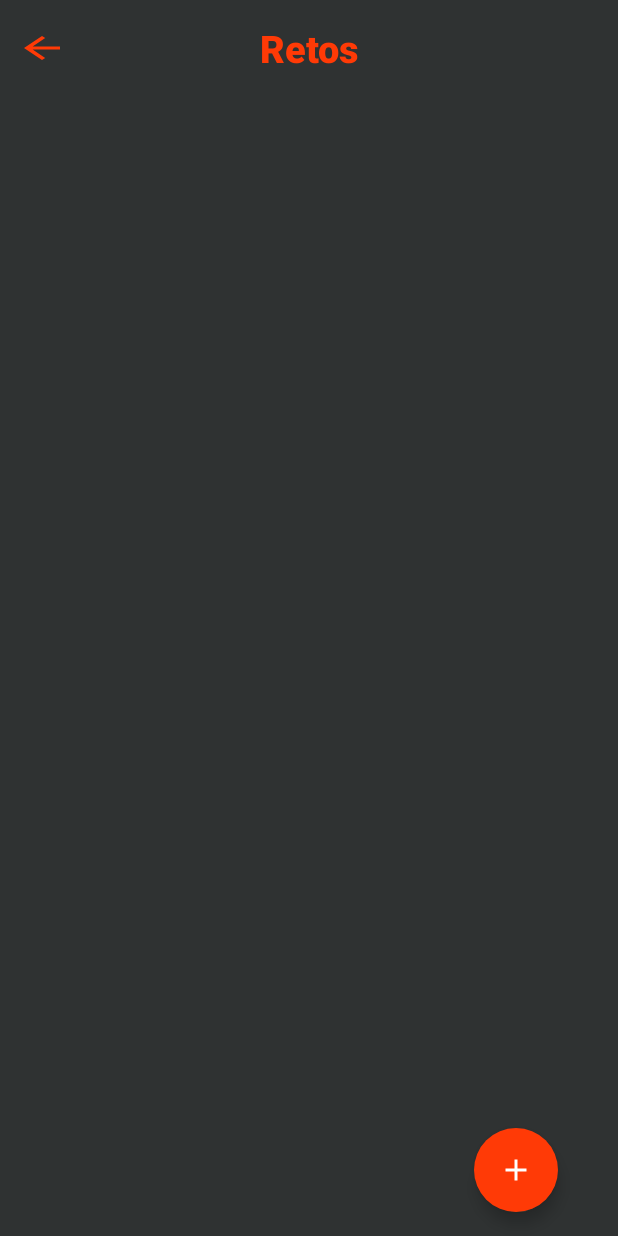
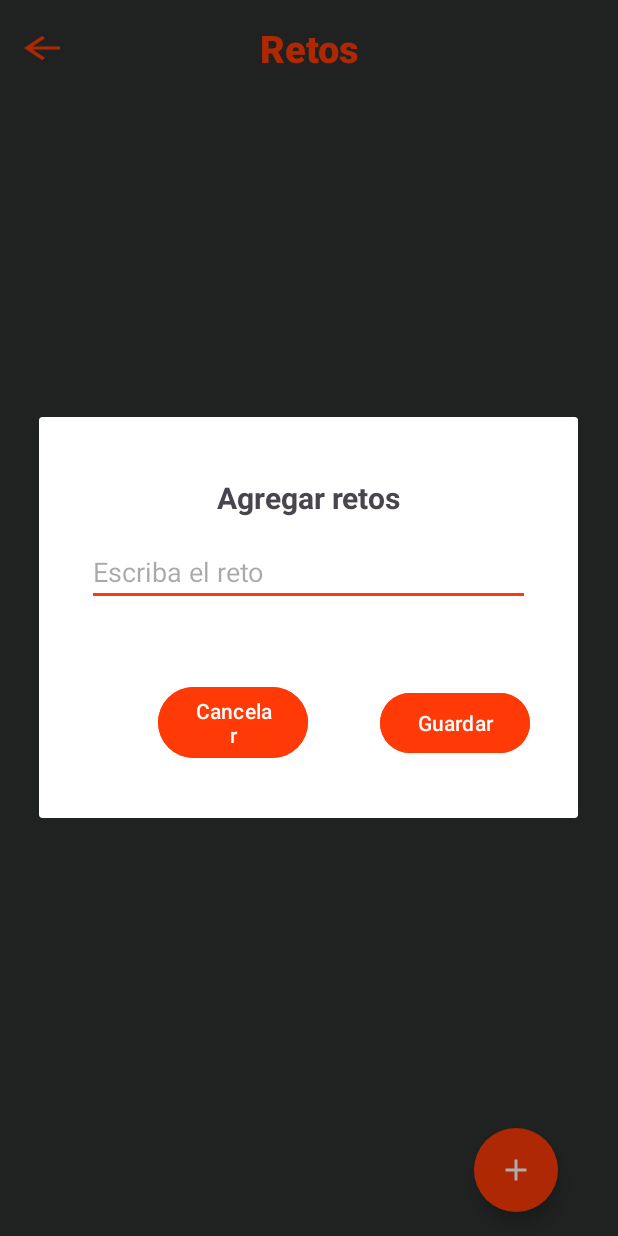
Before and after one commit to josegabjimenez/aplicaciones-moviles-1, an Android app: the fragment ChallengesListFragment shown on its own in the app's theme, after a tap on "button add", on a phone screen of 412 x 824 dp. Run offline under Robolectric (Android 15) with nearby library versions, the phone set to English and light mode, and no system bars; our stand-ins replace data binding.

Commit message:
Implementation of the AddChallenge dialog and preparations for DB

```diff
--- a/app/src/main/java/com/example/equipocinco/model/Challenge.kt
+++ b/app/src/main/java/com/example/equipocinco/model/Challenge.kt
@@ -1,5 +1,11 @@
 package com.example.equipocinco.model
 
+import androidx.room.Entity
+import androidx.room.PrimaryKey
+
+@Entity
 data class Challenge(
+    @PrimaryKey (autoGenerate = true)
+    val id:Int = 0,
     val description:String
 )
--- /dev/null
+++ b/app/src/main/java/com/example/equipocinco/utils/Constants.kt
@@ -0,0 +1,4 @@
+package com.example.equipocinco.utils
+
+object Constants {
+}
--- /dev/null
+++ b/app/src/main/java/com/example/equipocinco/view/dialog/AddChallengeDialog.kt
@@ -0,0 +1,51 @@
+package com.example.equipocinco.view.dialog
+
+import android.content.Context
+import android.text.Editable
+import android.text.TextWatcher
+import android.view.LayoutInflater
+import android.widget.Toast
+import androidx.appcompat.app.AlertDialog
+import com.example.equipocinco.databinding.AddChallengeDialogBinding
+
+class AddChallengeDialog {
+
+    companion object{
+        fun showDialog(context: Context) {
+            val inflater = LayoutInflater.from(context)
+            val binding = AddChallengeDialogBinding.inflate(inflater)
+            val alertDialog = AlertDialog.Builder(context).create()
+            alertDialog.setCancelable(false)
+            alertDialog.setView(binding.root)
+
+            binding.btnSave.isEnabled = false
+
+            binding.etInsertChallenge.addTextChangedListener(object : TextWatcher{
+                override fun beforeTextChanged(s: CharSequence?, start: Int, count: Int, after: Int) {
+
+                }
+
+                override fun onTextChanged(s: CharSequence?, start: Int, before: Int, count: Int) {
+
+                }
+
+                override fun afterTextChanged(s: Editable?) {
+                    binding.btnSave.isEnabled = s.toString().isNotEmpty()
+                }
+
+            })
+
+            binding.btnCancel.setOnClickListener {
+                Toast.makeText(context,"Se ha cancelado la accion", Toast.LENGTH_SHORT).show()
+                alertDialog.dismiss()
+            }
+
+            binding.btnSave.setOnClickListener{
+                Toast.makeText(context, "Reto adicionado", Toast.LENGTH_SHORT).show()
+                alertDialog.dismiss()
+            }
+
+            alertDialog.show()
+        }
+    }
+}
--- a/app/src/main/java/com/example/equipocinco/view/fragment/ChallengesListFragment.kt
+++ b/app/src/main/java/com/example/equipocinco/view/fragment/ChallengesListFragment.kt
@@ -8,6 +8,7 @@ import android.view.ViewGroup
 import com.example.equipocinco.R
 import androidx.appcompat.widget.Toolbar
 import android.widget.TextView
+import com.example.equipocinco.view.dialog.AddChallengeDialog.Companion.showDialog
 import com.example.equipocinco.databinding.FragmentChallengesListBinding
 
 class ChallengesListFragment : Fragment() {
@@ -35,7 +36,7 @@ class ChallengesListFragment : Fragment() {
 
     private fun controller(){
         binding.fbagregar.setOnClickListener{
-
+            showDialog(binding.root.context)
         }
 
     }
--- /dev/null
+++ b/app/src/main/res/drawable/square_btn_shape.xml
@@ -0,0 +1,5 @@
+<?xml version="1.0" encoding="utf-8"?>
+<shape xmlns:android="http://schemas.android.com/apk/res/android">
+    <solid android:color="@color/orange" />
+    <corners android:radius="0dp" />
+</shape>
--- /dev/null
+++ b/app/src/main/res/layout/add_challenge_dialog.xml
@@ -0,0 +1,96 @@
+<?xml version="1.0" encoding="utf-8"?>
+<layout xmlns:android="http://schemas.android.com/apk/res/android"
+    xmlns:app="http://schemas.android.com/apk/res-auto"
+    xmlns:tools="http://schemas.android.com/tools">
+
+    <data/>
+
+    <androidx.constraintlayout.widget.ConstraintLayout
+        android:layout_width="match_parent"
+        android:layout_height="match_parent">
+
+        <androidx.constraintlayout.widget.ConstraintLayout
+            android:id="@+id/dialog_container"
+            android:layout_width="match_parent"
+            android:layout_height="wrap_content"
+            android:layout_gravity="center"
+            android:layout_margin="16dp"
+            android:background="@color/white"
+            app:layout_constraintBottom_toBottomOf="parent"
+            app:layout_constraintEnd_toEndOf="parent"
+            app:layout_constraintStart_toStartOf="parent"
+            app:layout_constraintTop_toTopOf="parent"
+            app:layout_constraintVertical_bias="0.31">
+
+            <TextView
+                android:id="@+id/tvTitle"
+                android:layout_width="match_parent"
+                android:layout_height="wrap_content"
+                android:layout_marginTop="20dp"
+                android:layout_marginBottom="10dp"
+                android:layout_marginStart="16dp"
+                android:layout_marginEnd="16dp"
+                android:text="Agregar retos"
+                android:textAlignment="center"
+                android:textSize="20sp"
+                android:textStyle="bold"
+                app:layout_constraintBottom_toTopOf="@+id/etInsert_challenge"
+                app:layout_constraintTop_toTopOf="@+id/dialog_container"
+                app:layout_constraintEnd_toEndOf="parent"
+                app:layout_constraintStart_toStartOf="parent"/>
+
+            <EditText
+                android:id="@+id/etInsert_challenge"
+                android:layout_width="match_parent"
+                android:layout_height="wrap_content"
+                android:layout_marginStart="16dp"
+                android:layout_marginEnd="16dp"
+                android:hint="Escriba el reto"
+                android:backgroundTint="@color/orange"
+                app:layout_constraintTop_toBottomOf="@+id/tvTitle"
+                app:layout_constraintBottom_toTopOf="@+id/btnSave"
+                app:layout_constraintStart_toStartOf="parent"
+                app:layout_constraintEnd_toEndOf="parent"/>
+
+            <com.google.android.material.button.MaterialButton
+                android:id="@+id/btnSave"
+                android:layout_width="100dp"
+                android:layout_height="wrap_content"
+                android:text="Guardar"
+                android:textAllCaps="false"
+                android:enabled="false"
+                android:layout_marginTop="50dp"
+                android:layout_marginStart="16dp"
+                android:layout_marginEnd="16dp"
+                android:layout_marginBottom="20dp"
+                android:textColor="@color/white"
+                android:backgroundTint="@color/orange"
+                app:shapeAppearanceOverlay="@drawable/square_btn_shape"
+                app:layout_constraintTop_toBottomOf="@+id/etInsert_challenge"
+                app:layout_constraintEnd_toEndOf="parent"
+                app:layout_constraintBottom_toBottomOf="parent"
+                />
+
+            <com.google.android.material.button.MaterialButton
+                android:id="@+id/btnCancel"
+                android:layout_width="100dp"
+                android:layout_height="wrap_content"
+                android:text="Cancelar"
+                android:textAllCaps="false"
+                android:layout_marginTop="50dp"
+                android:layout_marginStart="16dp"
+                android:layout_marginEnd="48dp"
+                android:layout_marginBottom="20dp"
+                android:textColor="@color/white"
+                android:backgroundTint="@color/orange"
+                app:shapeAppearanceOverlay="@drawable/square_btn_shape"
+                app:layout_constraintTop_toBottomOf="@+id/etInsert_challenge"
+                app:layout_constraintEnd_toStartOf="@+id/btnSave"
+                app:layout_constraintBottom_toBottomOf="parent"
+                />
+
+        </androidx.constraintlayout.widget.ConstraintLayout>
+
+    </androidx.constraintlayout.widget.ConstraintLayout>
+
+</layout>
```
Also changed, not shown: app/src/main/java/com/example/equipocinco/data/ChallengeDB.kt (added, +15 -0 lines), app/src/main/java/com/example/equipocinco/data/ChallengeDao.kt (added, +10 -0 lines), app/src/main/java/com/example/equipocinco/view/fragment/AddChallengeFragment.kt (deleted, +0 -60 lines), app/src/main/java/com/example/equipocinco/viewmodel/ChallengesViewModel.kt (added, +13 -0 lines), app/src/main/res/layout/fragment_add_challenge.xml (deleted, +0 -14 lines), app/src/main/res/navigation/nav_graph.xml (+1 -10 lines).
